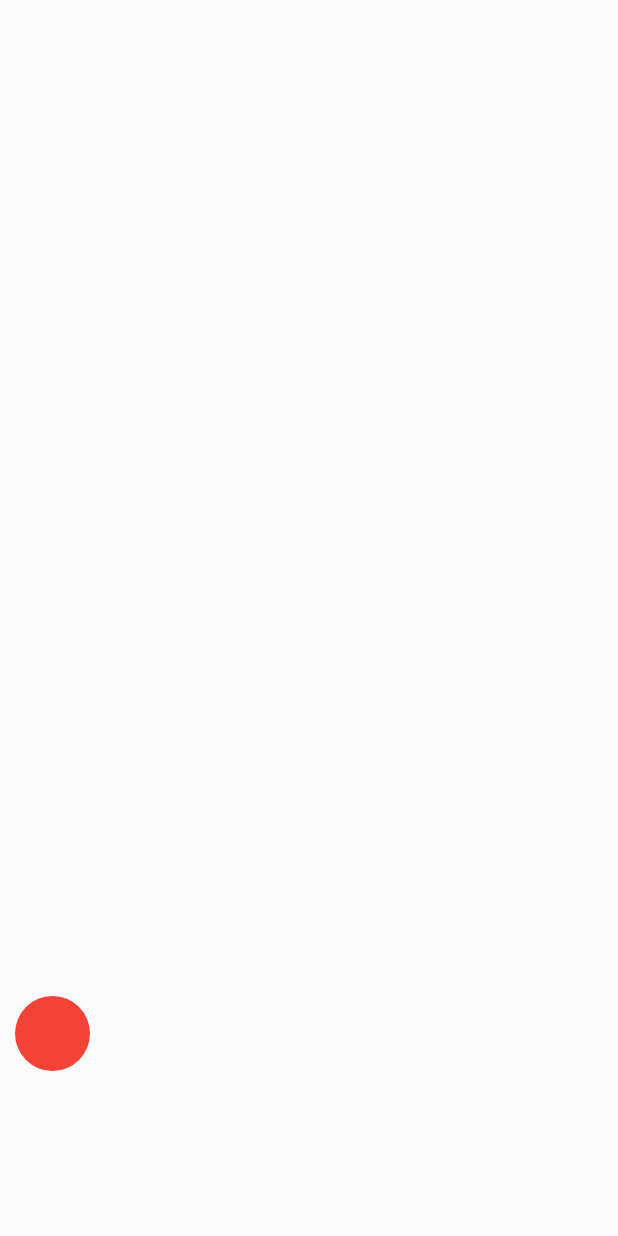
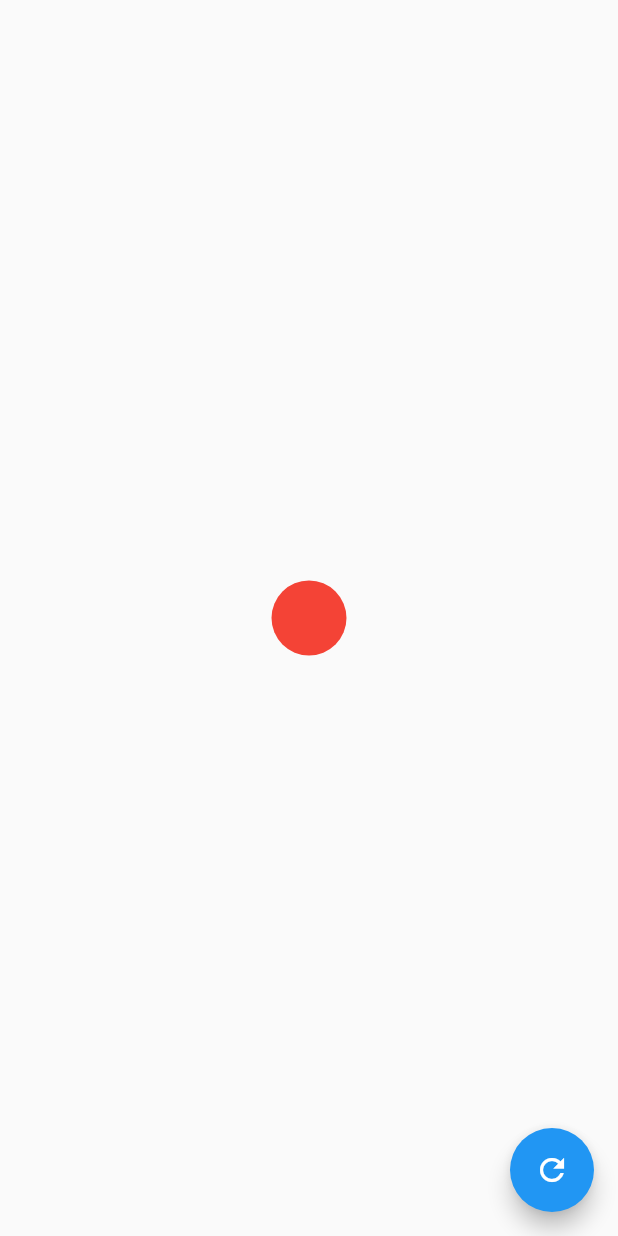
Before and after one commit to matheusEduardoTavares/FlutterFlutterando, a Flutter app: the screen it shows after launch, on a phone screen of 412 x 824 dp. Run offline on Flutter 3.47's test engine with Material 2 defaults, Android fonts, the phone set to English and light mode, and no system bars.

Commit message:
Animações implícitas

```diff
--- a/animacoes/lib/home_page.dart/home_page.dart
+++ b/animacoes/lib/home_page.dart/home_page.dart
@@ -7,46 +7,30 @@ class HomePage extends StatefulWidget {
 }
 
 class _HomePageState extends State<HomePage> {
-  var size = 50.0;
-  var x = 10.0;
-  var y = 100.0;
-  var dy = 1.0;
-  var gravity = 1;
+  var startSize = 50.0;
+  var endSize = 100.0;
 
-  //O ticker faz o cálculo de frames
-  Ticker _ticker;
-
-  @override
-  void initState(){
-    super.initState();
-
-    _ticker = Ticker((now) {
-      setState(() {});
-    });
-    _ticker.start();
-  }
-
-  @override
-  void dispose(){
-    super.dispose();
-
-    _ticker.dispose();
-  }
+   bool isGrowing = false;
 
   @override
   Widget build(BuildContext context) {
-    if (y > MediaQuery.of(context).size.height - size){
-      dy = -dy;
-    }
-    dy += gravity;
-    y += dy;
-
     return Scaffold(
-      body: Transform.translate(
-        offset: Offset(x, y),
-        child: Container(
-          width: size,
-          height: size,
+      floatingActionButton: FloatingActionButton(
+        onPressed: () {
+          setState(() {
+            isGrowing = !isGrowing;
+          });
+        },
+        child: Icon(Icons.refresh),
+      ),
+      body: Center(
+        //animações ímplicitas = tudo já está sendo
+        //feito internamente. Há vários widgets desse
+        //que se iniciam com Animated
+        child: AnimatedContainer(
+          duration: Duration(seconds: 2),
+          width: isGrowing ? endSize : startSize,
+          height: isGrowing ? endSize : startSize,
           decoration: BoxDecoration(
             borderRadius: BorderRadius.circular(40),
             color: Colors.red
```
